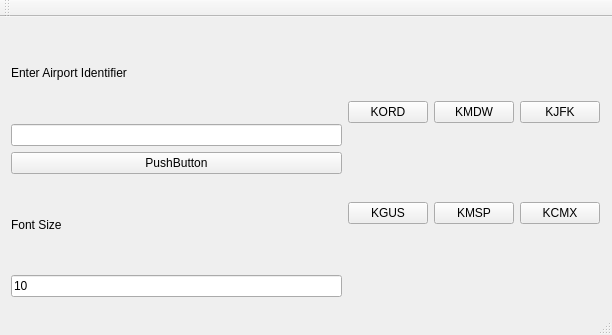
Above: mainwindow.ui from loansindi/metar-printer before the change. Below: the same form after it.
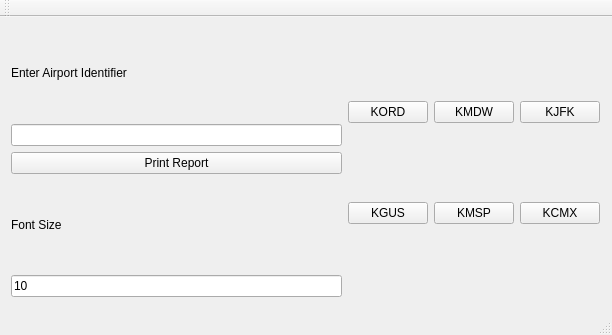
That is the form after the change.

Commit message: give PushButton a real name

```diff
--- a/mainwindow.ui
+++ b/mainwindow.ui
@@ -39,7 +39,7 @@
        <item>
         <widget class="QPushButton" name="pushButton">
          <property name="text">
-          <string>PushButton</string>
+          <string>Print Report</string>
          </property>
         </widget>
        </item>
```
